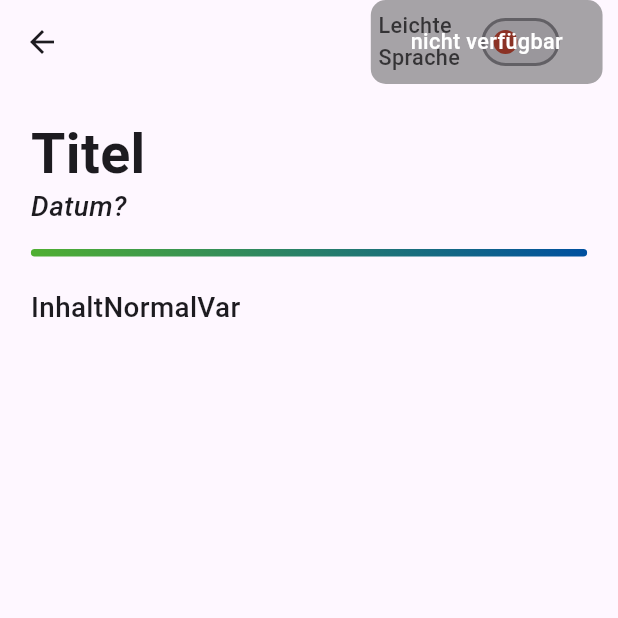
After one commit to SaschaMoke/Eichwalde_App, a Flutter app: the Newsseite screen opened directly, on a phone screen of 412 x 824 dp, the top half of it. The commit adds this screen. Run offline on Flutter 3.47's test engine with Material 3 defaults, Android fonts, the phone set to English and light mode, and no system bars; our stand-ins replace cloud_firestore, firebase_core, gradient_borders, shared_preferences, table_calendar; missing offline and left inert: flutter_cached_pdfview, maps_launcher; accounts and stored records are empty; network calls fail.

Commit message:
Jesus Christus

```diff
--- a/lib/Gewerbe/gewerbe_page.dart
+++ b/lib/Gewerbe/gewerbe_page.dart
@@ -87,18 +87,11 @@ class _GewerbePageState extends State<GewerbePage> {
                       elevation: const WidgetStatePropertyAll(0),
                       backgroundColor: const WidgetStatePropertyAll(Color.fromARGB(0, 0, 0, 0)),
                       shape: WidgetStateProperty.fromMap(<WidgetStatesConstraint, OutlinedBorder>{
-                        WidgetState.focused: RoundedRectangleBorder(
+                        WidgetState.any: RoundedRectangleBorder(
                           borderRadius: BorderRadius.circular(20),
                           side: BorderSide(
                             width: 2,
                             color: eichwaldeGreen,
-                          )
-                        ),
-                        WidgetState.any: RoundedRectangleBorder(
-                          borderRadius: BorderRadius.circular(20),
-                          side: BorderSide(
-                            width: 1.5,
-                            color: Color.fromARGB(255, 100, 100, 100),
                           )
                         ),
                       }),
--- /dev/null
+++ b/lib/News/newsseite.dart
@@ -0,0 +1,131 @@
+import 'package:flutter/material.dart';
+
+//Packages
+//import 'package:cloud_firestore/cloud_firestore.dart';
+
+//App-Files
+import 'package:eichwalde_app/Design/eichwalde_design.dart';
+import 'package:eichwalde_app/settings.dart' as eichwalde_settings;
+
+class Newsseite extends StatefulWidget{
+  final String documentId;
+
+  const Newsseite({
+    required this.documentId,
+    super.key
+  });
+
+  @override
+  State<Newsseite> createState() => _NewsseiteState();
+}
+
+class _NewsseiteState extends State<Newsseite> {
+  //test
+  bool simpleAvailable = false;
+
+  bool simpleLanguage = eichwalde_settings.Settings.simpleLanguage;
+
+  @override
+  Widget build(BuildContext context) {
+    return Scaffold(
+      appBar: AppBar(
+        actions: [
+          SizedBox(
+            width: MediaQuery.of(context).size.width*0.375,
+            child: Stack(
+              fit: StackFit.expand,
+              children: [
+                Padding(
+                  padding: const EdgeInsets.all(5),
+                  child: Row(
+                    children: [
+                      Text(
+                        style: TextStyle(
+                          fontWeight: FontWeight.w500,
+                          fontSize: MediaQuery.of(context).size.width*0.035,
+                        ),
+                        'Leichte\nSprache'
+                      ),
+                      SizedBox(
+                        width: MediaQuery.of(context).size.width*0.025,
+                      ),
+                      Switch(
+                        value: simpleAvailable ? simpleLanguage:false,
+                        onChanged: (bool value) {
+                          setState(() {
+                            simpleLanguage = value;
+                          });
+                        },
+                        activeColor: eichwaldeGreen,
+                        inactiveThumbColor:const Color.fromARGB(255, 200, 25, 0),
+                      ),
+                    ],
+                  ),
+                ),
+                if (!simpleAvailable) Container(
+                  decoration: BoxDecoration(
+                    color: const Color.fromARGB(125, 75, 75, 75),
+                    borderRadius: BorderRadius.circular(10)
+                  ),
+                  child: Center(
+                    child: Text(
+                      style: TextStyle(
+                        fontWeight: FontWeight.w500,
+                        color: const Color.fromARGB(255, 255, 255, 255),
+                        fontSize: MediaQuery.of(context).size.width*0.035,
+                      ),
+                      'nicht verfügbar'
+                    ),
+                  ),
+                ),
+              ]
+            ),
+          ),
+          SizedBox(
+            width: MediaQuery.of(context).size.width*0.025,
+          ),
+        ],
+      ),
+      body: Center(
+        child: SizedBox(
+          width: MediaQuery.of(context).size.width*0.9,
+          child: LayoutBuilder(
+            builder: (context, constraints) {
+              return ListView(
+                children: [
+                  const SizedBox(height: 20),
+                  Text(
+                    style: TextStyle(
+                      fontWeight: FontWeight.w700,
+                      fontSize: constraints.maxWidth*0.1
+                    ),
+                    'Titel',
+                  ),
+                  Text(
+                    style: TextStyle(
+                      fontWeight: FontWeight.w500,
+                      fontSize: constraints.maxWidth*0.05,
+                      fontStyle: FontStyle.italic,
+                      height: constraints.maxWidth*0.0025,
+                    ),
+                    'Datum?',
+                  ),
+                  const SizedBox(height: 20),
+                  EichwaldeGradientBar(),
+                  const SizedBox(height: 20),
+                  Text(
+                    style: TextStyle(
+                      fontWeight: FontWeight.w500,
+                      fontSize: constraints.maxWidth*0.05,
+                    ),
+                    simpleLanguage ? 'InhaltLeichtVariable':'InhaltNormalVar',
+                  ),
+                ],
+              );
+            },
+          ),
+        ),
+      ),
+    );
+  }
+}
--- a/lib/Verkehr/verkehrspage.dart
+++ b/lib/Verkehr/verkehrspage.dart
@@ -32,6 +32,7 @@ class _VerkehrspageState extends State<Verkehrspage> {
   String schrankeWahl = Settings.standardSchranke;
   final updateFormatTime = DateFormat('HH:mm:ss');
   final updateFormatDate = DateFormat('dd.MM.yyyy');
+  bool apiStatus = true;
 
   int currentPickedHour = 0;
   int currentPickedMinute = 0;
@@ -104,7 +105,9 @@ class _VerkehrspageState extends State<Verkehrspage> {
             }
           }
         }
+        apiStatus = true;
       } else {
+        apiStatus = false;
         throw Exception('Failed to load data');
       }
     } catch (error) {
@@ -230,7 +233,7 @@ class _VerkehrspageState extends State<Verkehrspage> {
                 ),
                 child: LayoutBuilder(
                   builder: (contextSchranke, constraints) {
-                    return departures.isNotEmpty ? Column(
+                    return apiStatus ? Column(
                       children: [
                         SizedBox(
                           height: constraints.maxHeight*0.025,
@@ -418,6 +421,7 @@ class _VerkehrspageState extends State<Verkehrspage> {
                   },
                   hintText: selectedStation?.stationName,
                   enableFilter: true,
+                  keyboardType: TextInputType.none, //<=Je nach Menge an Stationen
                   dropdownMenuEntries: Stations.values.map<DropdownMenuEntry<Stations>>((Stations station) {
                     return DropdownMenuEntry<Stations>(
                       value: station,
@@ -748,7 +752,14 @@ class _VerkehrspageState extends State<Verkehrspage> {
                         );
                       },
                     ): Center(
-                      child: Text(
+                      child: apiStatus ? const Text(
+                        textAlign: TextAlign.center,
+                        style: TextStyle(
+                          fontWeight: FontWeight.bold,
+                          fontSize: 25
+                        ),
+                        'Keine Abfahrten in den nächsten 60 min.'
+                      ):const Text(
                         textAlign: TextAlign.center,
                         style: TextStyle(
                           fontWeight: FontWeight.bold,
--- a/lib/homepage.dart
+++ b/lib/homepage.dart
@@ -1,3 +1,4 @@
+import 'package:eichwalde_app/News/newsseite.dart';
 import 'package:flutter/material.dart';
 
 //Packages
@@ -419,6 +420,10 @@ class _HomepageState extends State<Homepage> {
                   )
                 ),
               ),
+              ElevatedButton(
+                onPressed: () => Navigator.push(context,MaterialPageRoute(builder: (context) => Newsseite(documentId:'')),),
+                child: Text('Test'),
+              ),
             ],
           )
         );
```
